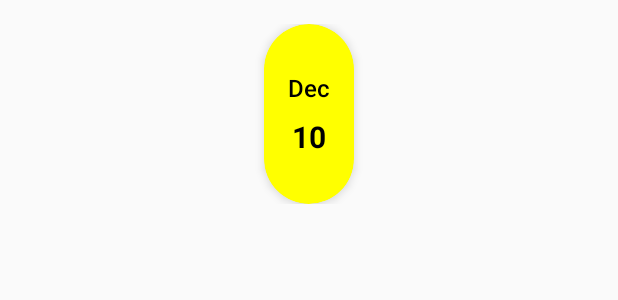
After one commit to RichardEfrem/AbsoluteCinema, an Android app: the layout choose_schedule_date.xml on its own in the app's theme, with its tools: preview values and no code run, on a phone screen of 412 x 824 dp. The commit adds this screen. Shown: the top 300 px of the screen. Run offline under Robolectric (Android 15) with nearby library versions, the phone set to English and light mode, and no system bars.

```diff
--- a/app/build.gradle.kts
+++ b/app/build.gradle.kts
@@ -45,9 +45,8 @@ dependencies {
     implementation(libs.androidx.constraintlayout)
     implementation(libs.firebase.auth)
     implementation(libs.firebase.firestore)
+
     testImplementation(libs.junit)
     androidTestImplementation(libs.androidx.junit)
     androidTestImplementation(libs.androidx.espresso.core)
-    implementation ("org.jetbrains.kotlin:kotlin-stdlib:1.3.72")
-    implementation ("com.github.ismaeldivita:chip-navigation-bar:1.3.4")
     }
--- /dev/null
+++ b/app/src/main/java/uas/c14220270/absolutecinema/Models/ChooseScheduleDateModel.kt
@@ -0,0 +1,4 @@
+package uas.c14220270.absolutecinema.Models
+
+class ChooseScheduleDateModel {
+}
--- /dev/null
+++ b/app/src/main/res/layout/choose_schedule_date.xml
@@ -0,0 +1,49 @@
+<androidx.constraintlayout.widget.ConstraintLayout
+    xmlns:android="http://schemas.android.com/apk/res/android"
+    xmlns:app="http://schemas.android.com/apk/res-auto"
+    android:layout_width="match_parent"
+    android:layout_height="wrap_content"
+    android:padding="16dp">
+
+    <androidx.cardview.widget.CardView
+        android:id="@+id/cardView"
+        android:layout_width="60dp"
+        android:layout_height="120dp"
+        android:layout_gravity="center"
+        app:cardCornerRadius="30dp"
+        app:cardBackgroundColor="#FFFFFF00"
+        app:cardElevation="4dp"
+        app:layout_constraintTop_toTopOf="parent"
+        app:layout_constraintBottom_toBottomOf="parent"
+        app:layout_constraintStart_toStartOf="parent"
+        app:layout_constraintEnd_toEndOf="parent">
+
+        <LinearLayout
+            android:layout_width="match_parent"
+            android:layout_height="match_parent"
+            android:orientation="vertical"
+            android:gravity="center">
+
+            <TextView
+                android:id="@+id/monthTextView"
+                android:layout_width="wrap_content"
+                android:layout_height="wrap_content"
+                android:fontFamily="sans-serif-medium"
+                android:paddingBottom="8dp"
+                android:text="Dec"
+                android:textColor="@color/black"
+                android:textSize="16sp" />
+
+            <TextView
+                android:id="@+id/dateTextView"
+                android:layout_width="wrap_content"
+                android:layout_height="wrap_content"
+                android:text="10"
+                android:textColor="@android:color/black"
+                android:textSize="20sp"
+                android:textStyle="bold" />
+        </LinearLayout>
+
+    </androidx.cardview.widget.CardView>
+
+</androidx.constraintlayout.widget.ConstraintLayout>
```
Also changed, not shown: app/src/main/AndroidManifest.xml (+11 -10 lines), app/src/main/java/uas/c14220270/absolutecinema/Adapters/ChooseScheduleDateAdapter.kt (added, +28 -0 lines), app/src/main/java/uas/c14220270/absolutecinema/Adapters/ChooseScheduleSeatAdapter.kt (added, +80 -0 lines), app/src/main/java/uas/c14220270/absolutecinema/ChooseScheduleActivity.kt (+71 -0 lines), app/src/main/java/uas/c14220270/absolutecinema/Models/ChooseScheduleSeatModel.kt (added, +9 -0 lines), app/src/main/res/layout/activity_choose_schedule.xml (+56 -30 lines), app/src/main/res/layout/choose_schedule_seats.xml (added, +25 -0 lines), app/src/main/res/values/colors.xml (+10 -7 lines).
